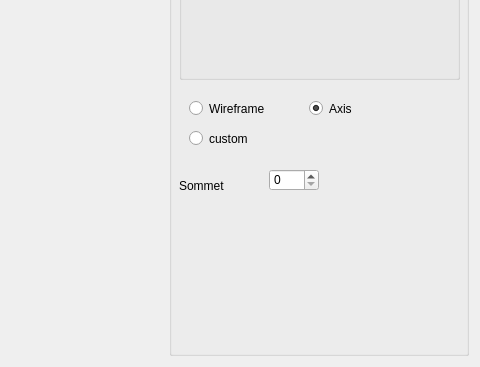
Qt form mainwindow.ui (BastienRuivo/Mesh_Computational_Geometry) before a commit; both pictures show x 401 to 881 and y 259 to 626 of the 881 by 626 pixel window.
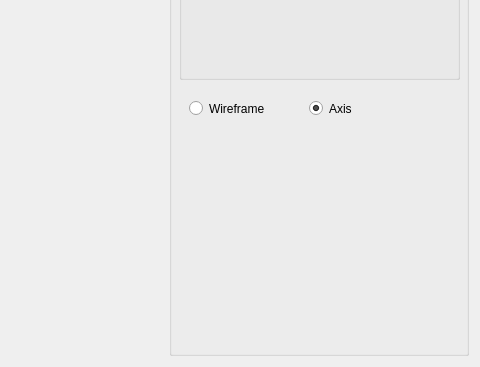
The same form after that commit. Custom widgets are drawn as their Qt base class.

What changed in the file:
```diff
--- a/mainwindow.ui
+++ b/mainwindow.ui
@@ -193,45 +193,6 @@
         <bool>false</bool>
        </property>
       </widget>
-      <widget class="QRadioButton" name="Wireframe_2">
-       <property name="geometry">
-        <rect>
-         <x>20</x>
-         <y>360</y>
-         <width>121</width>
-         <height>19</height>
-        </rect>
-       </property>
-       <property name="text">
-        <string>custom</string>
-       </property>
-       <property name="autoExclusive">
-        <bool>false</bool>
-       </property>
-      </widget>
-      <widget class="QSpinBox" name="CircularValue">
-       <property name="geometry">
-        <rect>
-         <x>100</x>
-         <y>400</y>
-         <width>50</width>
-         <height>22</height>
-        </rect>
-       </property>
-      </widget>
-      <widget class="QLabel" name="label">
-       <property name="geometry">
-        <rect>
-         <x>10</x>
-         <y>410</y>
-         <width>78</width>
-         <height>13</height>
-        </rect>
-       </property>
-       <property name="text">
-        <string>Sommet</string>
-       </property>
-      </widget>
      </widget>
     </item>
    </layout>
```
